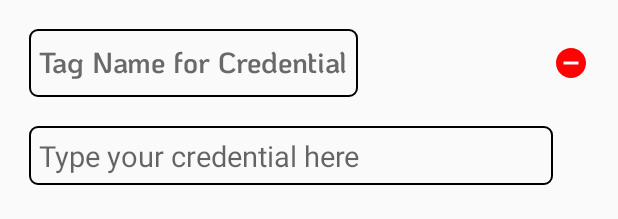
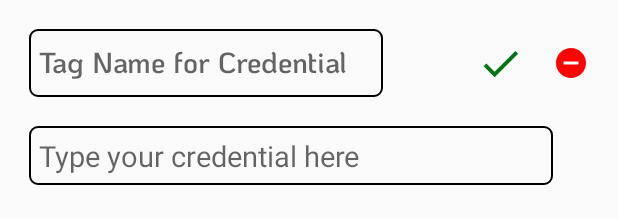
Before and after one commit to Mohit-Kumar23/CREDock, an Android app: the layout custom_credential_input_layout.xml on its own in the app's theme, with its tools: preview values and no code run, on a phone screen of 412 x 824 dp. Shown: the top 219 px of the screen. Run offline under Robolectric (Android 15) with nearby library versions, the phone set to English and light mode, and no system bars.

Commit message:
Recycler View for Individual Credentials is added

```diff
--- a/app/src/main/AndroidManifest.xml
+++ b/app/src/main/AndroidManifest.xml
@@ -16,6 +16,7 @@
         <activity
             android:theme= "@style/CustomActivityTheme"
             android:name=".View.MainActivity"
+            android:windowSoftInputMode="adjustNothing"
             android:exported="true">
         <intent-filter>
             <action android:name="android.intent.action.MAIN" />
--- /dev/null
+++ b/app/src/main/res/drawable/done_mark_24.xml
@@ -0,0 +1,5 @@
+<vector android:height="@dimen/_24sdp" android:tint="#027414"
+    android:viewportHeight="24" android:viewportWidth="24"
+    android:width="@dimen/_24sdp" xmlns:android="http://schemas.android.com/apk/res/android">
+    <path android:fillColor="@android:color/white" android:pathData="M9,16.2L4.8,12l-1.4,1.4L9,19 21,7l-1.4,-1.4L9,16.2z"/>
+</vector>
--- a/app/src/main/res/layout/custom_credential_input_layout.xml
+++ b/app/src/main/res/layout/custom_credential_input_layout.xml
@@ -16,8 +16,8 @@
         android:fontFamily="@font/koho_semibold"
         android:hint="@string/hint_credentialTag"
         android:padding="@dimen/_5sdp"
+        android:paddingEnd="@dimen/_18sdp"
         android:textColor="@color/black"
-        android:textColorHint="@color/grey"
         android:textSize="@dimen/_15sdp"
         tools:ignore="RtlSymmetry" />
 
@@ -35,6 +35,17 @@
         tools:ignore="RtlSymmetry" />
 
     <ImageButton
+        android:id="@+id/imgBtn_doneCred"
+        android:layout_width="wrap_content"
+        android:layout_height="wrap_content"
+        android:layout_alignTop="@id/imgBtn_subtractCred"
+        android:layout_alignBottom="@id/imgBtn_subtractCred"
+        android:background="@drawable/custom_transparent_button"
+        android:layout_alignEnd="@id/et_credentialValue"
+        android:layout_marginEnd="@dimen/_15sdp"
+        android:src="@drawable/done_mark_24"/>
+
+    <ImageButton
         android:id="@+id/imgBtn_subtractCred"
         android:layout_width="wrap_content"
         android:layout_height="wrap_content"
--- a/app/src/main/res/layout/fragment_individual_credential.xml
+++ b/app/src/main/res/layout/fragment_individual_credential.xml
@@ -127,6 +127,7 @@
             android:background="@drawable/custom_transparent_button"/>
 
         <Button
+            android:id="@+id/btn_addNewItem"
             android:layout_width="wrap_content"
             android:layout_height="0dp"
             app:layout_constraintTop_toTopOf="@id/hGuideLine4"
@@ -140,6 +141,7 @@
             app:layout_constraintEnd_toEndOf="@id/vGuideLine4"/>
 
         <androidx.recyclerview.widget.RecyclerView
+            android:id="@+id/rcv_individualCred"
             android:layout_width="0dp"
             android:layout_height="0dp"
             app:layout_constraintTop_toTopOf="@id/hGuideLine5"
```
Also changed, not shown: app/src/main/java/co/mohit/credock/Controller/RecyclerAdapterIndividualCred.kt (added, +43 -0 lines), app/src/main/java/co/mohit/credock/Controller/SingleCredentialViewModel.kt (added, +13 -0 lines), app/src/main/java/co/mohit/credock/UserCredentialsCollection.kt (added, +43 -0 lines), app/src/main/java/co/mohit/credock/View/IndividualCredentialFragment.kt (+70 -19 lines), app/src/main/res/layout/fragment_user_credentials_collection.xml (added, +12 -0 lines).
